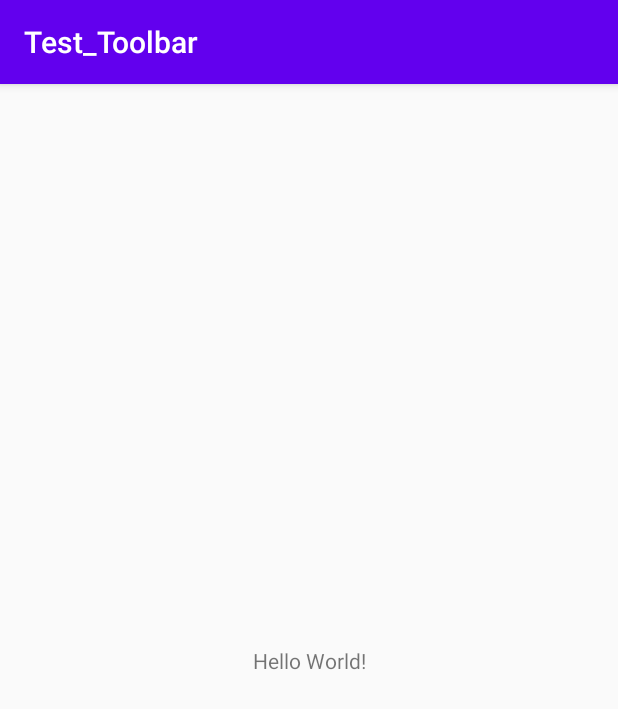
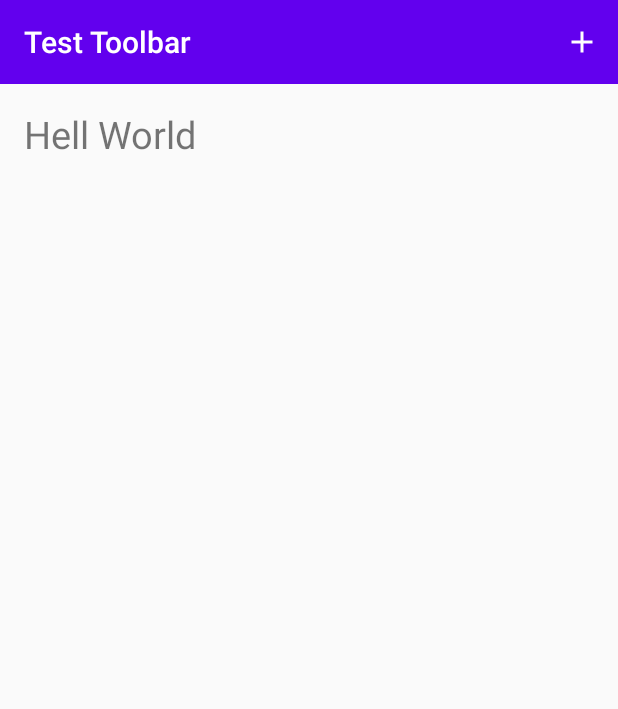
Before and after one commit to lukin-k/Android_lessons, an Android app: the screen it shows after launch (MainActivity), on a phone screen of 412 x 824 dp. Shown: the top 709 px of the screen. Run offline under Robolectric (Android 15) with nearby library versions, the phone set to English and light mode, and no system bars.

Commit message:
fin toolbar

```diff
--- a/Test_Toolbar/app/build.gradle
+++ b/Test_Toolbar/app/build.gradle
@@ -31,4 +31,5 @@ dependencies {
     testImplementation 'junit:junit:4.12'
     androidTestImplementation 'androidx.test.ext:junit:1.1.1'
     androidTestImplementation 'androidx.test.espresso:espresso-core:3.2.0'
+    implementation 'com.android.support:appcompat-v7:28.0.0'
 }
--- a/Test_Toolbar/app/src/main/java/com/example/test_toolbar/MainActivity.java
+++ b/Test_Toolbar/app/src/main/java/com/example/test_toolbar/MainActivity.java
@@ -1,8 +1,14 @@
 package com.example.test_toolbar;
 
+import androidx.annotation.NonNull;
 import androidx.appcompat.app.AppCompatActivity;
+import androidx.appcompat.widget.Toolbar;
 
+
+import android.content.Intent;
 import android.os.Bundle;
+import android.view.Menu;
+import android.view.MenuItem;
 
 public class MainActivity extends AppCompatActivity {
 
@@ -10,5 +16,25 @@ public class MainActivity extends AppCompatActivity {
     protected void onCreate(Bundle savedInstanceState) {
         super.onCreate(savedInstanceState);
         setContentView(R.layout.activity_main);
+
+        Toolbar toolbar=findViewById(R.id.toolbar);
+        setSupportActionBar(toolbar);
+    }
+
+    @Override
+    public boolean onCreateOptionsMenu(Menu menu) {
+        getMenuInflater().inflate(R.menu.menu_main, menu);
+        return super.onCreateOptionsMenu(menu);
+    }
+
+    @Override
+    public boolean onOptionsItemSelected(@NonNull MenuItem item) {
+        switch (item.getItemId()){
+            case R.id.action_create_order:
+                Intent intent=new Intent(this, OrderActivity.class);
+                startActivity(intent);
+                break;
+        }
+        return super.onOptionsItemSelected(item);
     }
 }
--- /dev/null
+++ b/Test_Toolbar/app/src/main/res/drawable/ic_add_white_24dp.xml
@@ -0,0 +1,5 @@
+<vector android:height="24dp" android:tint="#FFFFFF"
+    android:viewportHeight="24.0" android:viewportWidth="24.0"
+    android:width="24dp" xmlns:android="http://schemas.android.com/apk/res/android">
+    <path android:fillColor="#FF000000" android:pathData="M19,13h-6v6h-2v-6H5v-2h6V5h2v6h6v2z"/>
+</vector>
--- a/Test_Toolbar/app/src/main/res/layout/activity_main.xml
+++ b/Test_Toolbar/app/src/main/res/layout/activity_main.xml
@@ -1,18 +1,37 @@
 <?xml version="1.0" encoding="utf-8"?>
-<androidx.constraintlayout.widget.ConstraintLayout xmlns:android="http://schemas.android.com/apk/res/android"
+
+<LinearLayout xmlns:android="http://schemas.android.com/apk/res/android"
     xmlns:app="http://schemas.android.com/apk/res-auto"
     xmlns:tools="http://schemas.android.com/tools"
+    tools:context=".MainActivity"
+
     android:layout_width="match_parent"
     android:layout_height="match_parent"
-    tools:context=".MainActivity">
+    android:orientation="vertical">
 
-    <TextView
-        android:layout_width="wrap_content"
-        android:layout_height="wrap_content"
-        android:text="Hello World!"
-        app:layout_constraintBottom_toBottomOf="parent"
-        app:layout_constraintLeft_toLeftOf="parent"
-        app:layout_constraintRight_toRightOf="parent"
-        app:layout_constraintTop_toTopOf="parent" />
+<!--    <Toolbar-->
+<!--        android:id="@+id/toolbar"-->
+<!--        android:layout_width="match_parent"-->
+<!--        android:layout_height="?attr/actionBarSize"-->
+<!--        android:background="?attr/colorPrimary"-->
+<!--        android:theme="@style/ThemeOverlay.AppCompat.Dark.ActionBar"/>-->
 
-</androidx.constraintlayout.widget.ConstraintLayout>
+    <include
+        layout="@layout/toolbar_main"
+        android:id="@+id/toolbar"/>
+
+    <LinearLayout
+        android:layout_width="match_parent"
+        android:layout_height="match_parent"
+        android:orientation="vertical"
+        android:padding="16dp">
+
+        <TextView
+            android:id="@+id/text"
+            android:layout_width="wrap_content"
+            android:layout_height="wrap_content"
+            android:text="Hell World"
+            android:textSize="25sp"/>
+    </LinearLayout>
+
+</LinearLayout>
--- /dev/null
+++ b/Test_Toolbar/app/src/main/res/layout/toolbar_main.xml
@@ -0,0 +1,6 @@
+<androidx.appcompat.widget.Toolbar
+    xmlns:android="http://schemas.android.com/apk/res/android"
+    android:layout_width="match_parent"
+    android:layout_height="?attr/actionBarSize"
+    android:background="?attr/colorPrimary"
+    android:theme="@style/ThemeOverlay.AppCompat.Dark.ActionBar"/>
--- /dev/null
+++ b/Test_Toolbar/app/src/main/res/menu/menu_main.xml
@@ -0,0 +1,9 @@
+<?xml version="1.0" encoding="utf-8"?>
+<menu xmlns:android="http://schemas.android.com/apk/res/android"
+    xmlns:app="http://schemas.android.com/apk/res-auto">
+<item android:id="@+id/action_create_order"
+    android:title="@string/create_order_title"
+    android:icon="@drawable/ic_add_white_24dp"
+    android:orderInCategory="1"
+    app:showAsAction="ifRoom"/>
+</menu>
--- a/Test_Toolbar/app/src/main/res/values/strings.xml
+++ b/Test_Toolbar/app/src/main/res/values/strings.xml
@@ -1,3 +1,5 @@
 <resources>
-    <string name="app_name">Test_Toolbar</string>
+    <string name="app_name">Test Toolbar</string>
+    <string name="create_order">Create Order</string>
+    <string name="create_order_title">Create Order</string>
 </resources>
--- a/Test_Toolbar/app/src/main/res/values/styles.xml
+++ b/Test_Toolbar/app/src/main/res/values/styles.xml
@@ -1,7 +1,7 @@
 <resources>
 
     <!-- Base application theme. -->
-    <style name="AppTheme" parent="Theme.AppCompat.Light.DarkActionBar">
+    <style name="AppTheme" parent="Theme.AppCompat.Light.NoActionBar">
         <!-- Customize your theme here. -->
         <item name="colorPrimary">@color/colorPrimary</item>
         <item name="colorPrimaryDark">@color/colorPrimaryDark</item>
```
Also changed, not shown: Test_Toolbar/app/src/main/AndroidManifest.xml (+7 -0 lines), Test_Toolbar/app/src/main/java/com/example/test_toolbar/Activity_3.java (added, +19 -0 lines), Test_Toolbar/app/src/main/java/com/example/test_toolbar/OrderActivity.java (added, +26 -0 lines), Test_Toolbar/app/src/main/res/layout/activity_3.xml (added, +14 -0 lines), Test_Toolbar/app/src/main/res/layout/activity_order.xml (added, +20 -0 lines).
